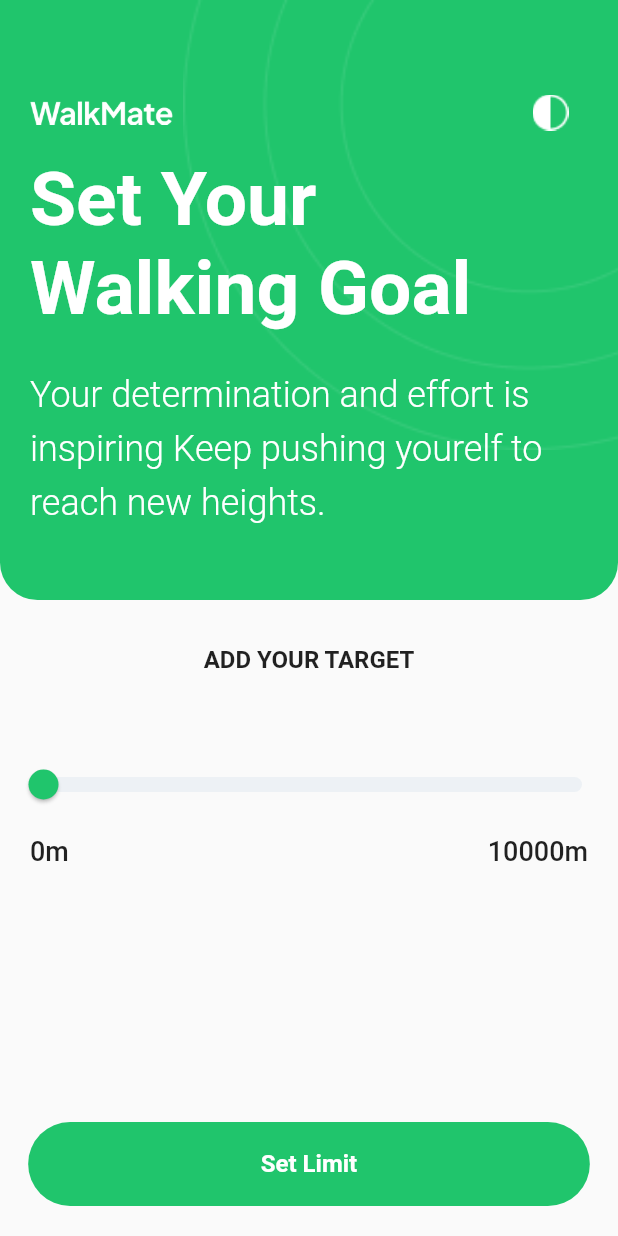
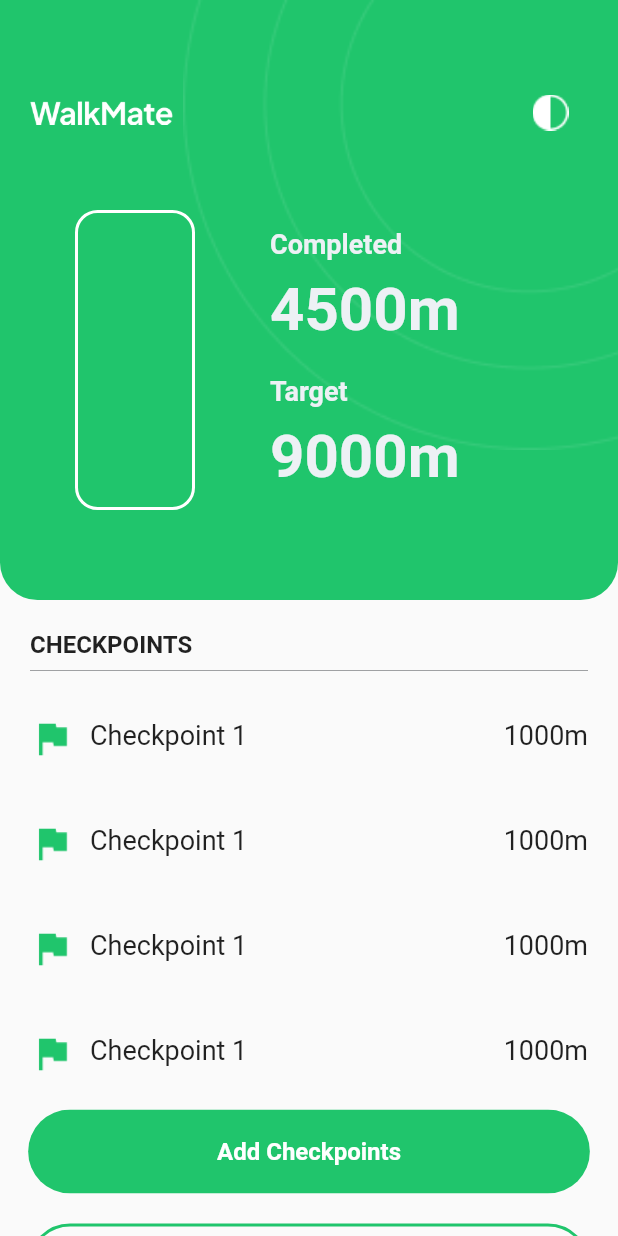
Before and after one commit to Rahat7288/Fitness-Tracker-, a Flutter app: the FirstLandingMobile screen opened directly, after a tap on "Set Limit", on a phone screen of 412 x 824 dp. Run offline on Flutter 3.47's test engine with Material 2 defaults, Android fonts, the phone set to English and light mode, and no system bars; our stand-ins replace bloc, equatable, flutter_bloc; Roboto replaces fonts that are missing (Manrope).

Commit message:
second landing page done

```diff
--- a/lib/pages/landing_page/landing_page_layout/first_landing_mobile.dart
+++ b/lib/pages/landing_page/landing_page_layout/first_landing_mobile.dart
@@ -1,4 +1,5 @@
 import 'package:elo_task/pages/history_page/history_page.dart';
+import 'package:elo_task/pages/landing_page/second_landing_page.dart';
 import 'package:elo_task/widgets/custom_button1.dart';
 import 'package:elo_task/widgets/custom_button2.dart';
 import 'package:elo_task/widgets/theme_button2.dart';
@@ -92,7 +93,11 @@ class FirstLandingMobile extends StatelessWidget {
                 height: 170,
               ),
               CustomButton1(
-                press: () {},
+                press: () => Navigator.push(
+                    context,
+                    MaterialPageRoute(
+                      builder: (context) => const SecondLandingPage(),
+                    )),
                 buttonName: 'Set Limit',
               ),
               const SizedBox(
--- a/lib/pages/landing_page/landing_page_layout/second_landing_mobile.dart
+++ b/lib/pages/landing_page/landing_page_layout/second_landing_mobile.dart
@@ -0,0 +1,264 @@
+import 'package:flutter/material.dart';
+import 'package:flutter_bloc/flutter_bloc.dart';
+
+import '../../../constants/custom_colors.dart';
+import '../../../cubits/theme_change/theme_change_cubit.dart';
+import '../../../widgets/custom_button1.dart';
+import '../../../widgets/custom_button2.dart';
+import '../../../widgets/theme_button2.dart';
+import '../../../widgets/track_slider.dart';
+import '../../history_page/history_page.dart';
+import '../second_landing_page.dart';
+
+class SecondLandingMobile extends StatefulWidget {
+  const SecondLandingMobile({super.key});
+
+  @override
+  State<SecondLandingMobile> createState() => _SecondLandingMobileState();
+}
+
+class _SecondLandingMobileState extends State<SecondLandingMobile> {
+  @override
+  Widget build(BuildContext context) {
+    return BlocBuilder<ThemeChangeCubit, ThemeChangeState>(
+      builder: (context, state) {
+        return Scaffold(
+          body: Column(
+            crossAxisAlignment: CrossAxisAlignment.center,
+            children: [
+              Container(
+                height: 400,
+                width: MediaQuery.of(context).size.width,
+                decoration: const BoxDecoration(
+                    color: CustomColors.greenAppbar,
+                    borderRadius: BorderRadius.only(
+                      bottomLeft: Radius.circular(25),
+                      bottomRight: Radius.circular(25),
+                    )),
+                child: Stack(
+                  children: [
+                    Positioned(
+                      right: -10,
+                      child: backgroundImage(),
+                    ),
+                    Padding(
+                      padding: const EdgeInsets.symmetric(
+                          horizontal: 20, vertical: 50.0),
+                      child: appHeader(),
+                    ),
+                    Positioned(
+                      bottom: 50,
+                      child: headerContent(context, "9000m", '4500m'),
+                    ),
+                  ],
+                ),
+              ),
+
+              const SizedBox(
+                height: 20,
+              ),
+
+              const Padding(
+                padding: EdgeInsets.symmetric(horizontal: 20),
+                child: Align(
+                  alignment: Alignment.centerLeft,
+                  child: Text(
+                    'CHECKPOINTS',
+                    style: TextStyle(
+                      fontSize: 16,
+                      fontWeight: FontWeight.w600,
+                    ),
+                  ),
+                ),
+              ),
+
+              // const SizedBox(
+              //   height: 10,
+              // ),
+
+              const Padding(
+                padding: EdgeInsets.symmetric(horizontal: 20),
+                child: Divider(
+                  color: CustomColors.gray,
+                ),
+              ),
+
+              // Checkpoints Part
+
+              SizedBox(
+                height: MediaQuery.of(context).size.height / 3,
+                width: MediaQuery.of(context).size.width,
+                child: ListView.builder(
+                  itemCount: 5,
+                  itemBuilder: (BuildContext context, int index) {
+                    return checkPoits(context);
+                  },
+                ),
+              ),
+
+              const SizedBox(
+                height: 10,
+              ),
+
+              CustomButton1(
+                press: () {},
+                buttonName: 'Add Checkpoints',
+              ),
+              const SizedBox(
+                height: 20,
+              ),
+              CustomButton2(
+                press: () => Navigator.push(
+                    context,
+                    MaterialPageRoute(
+                        builder: (context) => const HistoryPage())),
+                buttonName: 'History',
+              ),
+            ],
+          ),
+        );
+      },
+    );
+  }
+}
+
+Widget backgroundImage() {
+  return Image.asset(
+    'assets/images/Pattern.png',
+    fit: BoxFit.cover,
+    height: 300,
+    color: Colors.white,
+  );
+}
+
+Widget appHeader() {
+  return Row(
+    mainAxisAlignment: MainAxisAlignment.spaceBetween,
+    children: [
+      Image.asset(
+        'assets/images/Logo1.png',
+        color: Colors.white,
+        height: 16,
+        // width: 327,
+      ),
+      ThemeButton2(),
+    ],
+  );
+}
+
+Widget headerContent(BuildContext context, String target, String completed) {
+  return Container(
+    padding: const EdgeInsets.symmetric(horizontal: 50, vertical: 10),
+    width: MediaQuery.of(context).size.width,
+    // height: MediaQuery.of(context).size.height,
+    child: Row(
+      // mainAxisAlignment: MainAxisAlignment.spaceBetween,
+      children: [
+        Container(
+          height: 200,
+          width: 80,
+          // color: Colors.red,
+          decoration: BoxDecoration(
+              border: Border.all(
+                color: Colors.white,
+                width: 2.0,
+              ),
+              borderRadius: BorderRadius.circular(15)),
+        ),
+        const SizedBox(
+          width: 50,
+        ),
+        Column(
+          mainAxisAlignment: MainAxisAlignment.start,
+          crossAxisAlignment: CrossAxisAlignment.start,
+          children: [
+            Text(
+              'Completed',
+              style: TextStyle(
+                fontSize: 18,
+                fontWeight: FontWeight.w600,
+                color: CustomColors.darkGray,
+              ),
+            ),
+            const SizedBox(
+              height: 10,
+            ),
+            Text(
+              completed,
+              style: TextStyle(
+                fontSize: 40,
+                fontWeight: FontWeight.w700,
+                color: CustomColors.darkGray,
+              ),
+            ),
+            const SizedBox(
+              height: 20,
+            ),
+            Text(
+              'Target',
+              style: TextStyle(
+                fontSize: 18,
+                fontWeight: FontWeight.w600,
+                color: CustomColors.darkGray,
+              ),
+            ),
+            const SizedBox(
+              height: 10,
+            ),
+            Text(
+              target,
+              style: TextStyle(
+                fontSize: 40,
+                fontWeight: FontWeight.w700,
+                color: CustomColors.stateGray,
+              ),
+            ),
+          ],
+        )
+      ],
+    ),
+  );
+}
+
+Widget checkPoits(
+  BuildContext context,
+) {
+  return Padding(
+    padding: const EdgeInsets.symmetric(horizontal: 20, vertical: 10),
+    child: SizedBox(
+      width: MediaQuery.of(context).size.width,
+      height: 50,
+      child: Row(
+        mainAxisAlignment: MainAxisAlignment.spaceBetween,
+        children: [
+          Row(
+            children: [
+              Image.asset(
+                'assets/images/Checkpoint.png',
+                height: 30,
+                width: 30,
+              ),
+              const SizedBox(
+                width: 10,
+              ),
+              Text(
+                'Checkpoint 1',
+                style: TextStyle(
+                  fontSize: 18,
+                  fontWeight: FontWeight.w400,
+                ),
+              )
+            ],
+          ),
+          Text(
+            '1000m',
+            style: TextStyle(
+              fontSize: 18,
+              fontWeight: FontWeight.w400,
+            ),
+          )
+        ],
+      ),
+    ),
+  );
+}
--- a/lib/pages/landing_page/second_landing_page.dart
+++ b/lib/pages/landing_page/second_landing_page.dart
@@ -0,0 +1,16 @@
+import 'package:elo_task/constants/resposive.dart';
+import 'package:elo_task/pages/landing_page/landing_page_layout/second_landing_mobile.dart';
+import 'package:elo_task/pages/landing_page/landing_page_layout/second_landing_tab.dart';
+import 'package:flutter/material.dart';
+
+class SecondLandingPage extends StatelessWidget {
+  const SecondLandingPage({super.key});
+
+  @override
+  Widget build(BuildContext context) {
+    return ResponsiveLayout(
+      mobileBody: const SecondLandingMobile(),
+      tabletBody: const SecondLandingTab(),
+    );
+  }
+}
```
Also changed, not shown: lib/pages/landing_page/landing_page_layout/first_landing_tab.dart (+0 -20 lines), lib/pages/landing_page/landing_page_layout/second_landing_tab.dart (+264 -0 lines), lib/widgets/vertical_slider.dart (added, +15 -0 lines).
